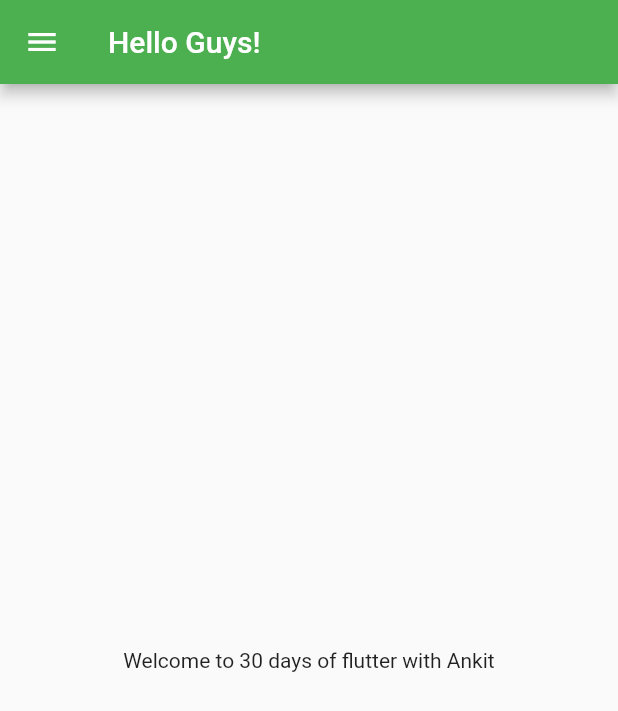
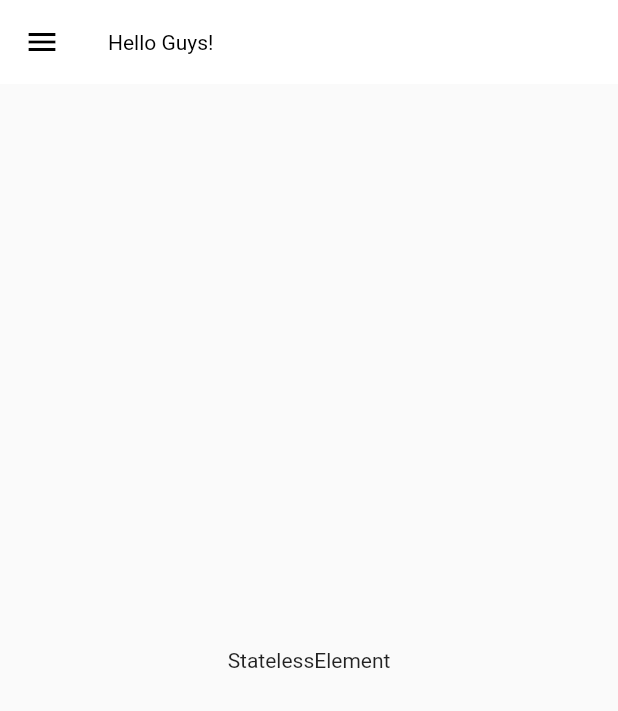
Before and after one commit to AnkitMiddha/30daysofflutter, a Flutter app: the screen it shows after launch, on a phone screen of 412 x 824 dp. Shown: the top 711 px of the screen. Run offline on Flutter 3.47's test engine with Material 2 defaults, Android fonts, the phone set to English and light mode, and no system bars; key blocks and very long unbroken strings in the code were emptied for the run.

Commit message:
day 11 completed

```diff
--- a/lib/main.dart
+++ b/lib/main.dart
@@ -1,6 +1,9 @@
+// ignore_for_file: deprecated_member_use
+
 import 'package:flutter/material.dart';
 import 'package:flutter_application_1/pages/login_page.dart';
 import 'package:flutter_application_1/utilis/routes.dart';
+import 'package:flutter_application_1/widgets/themes.dart';
 import 'pages/home_page.dart';
 
 void main() {
@@ -14,7 +17,7 @@ class MyApp extends StatelessWidget {
   Widget build(BuildContext context) {
     return MaterialApp(
       themeMode: ThemeMode.light,
-      theme: ThemeData(primarySwatch: Colors.green),
+      theme: MyTheme.LightTheme(context),
       darkTheme: ThemeData(brightness: Brightness.dark),
       debugShowCheckedModeBanner: false,
       initialRoute: MyRoutes.homeRoute,
--- a/lib/pages/home_page.dart
+++ b/lib/pages/home_page.dart
@@ -14,7 +14,7 @@ class HomePage extends StatelessWidget {
       ),
       body: Center(
         child: Container(
-          child: Text("Welcome to $days days of flutter with $name"),
+          child: Text(context.runtimeType.toString()),
         ),
       ),
       drawer: MyDrawer(),
```
